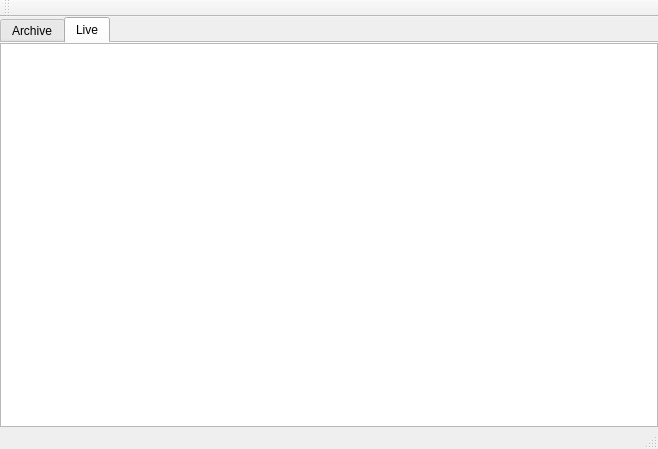
nicobucher/TMInspector, file mainwindow.ui: the form before one commit.
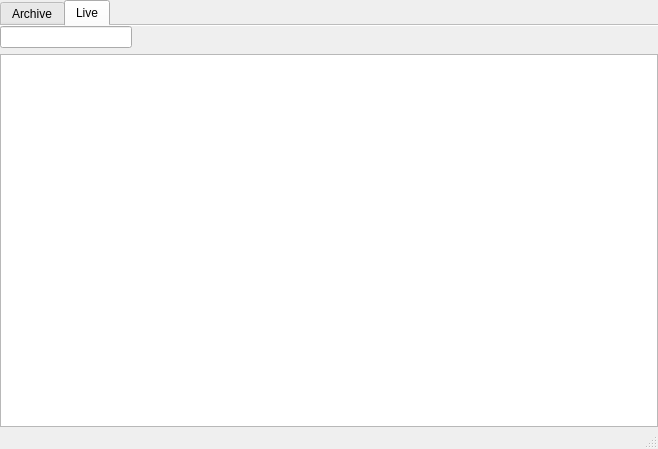
The form after the commit. The open tabs and pages were chosen to show the change.

Patch:
```diff
--- a/mainwindow.ui
+++ b/mainwindow.ui
@@ -11,7 +11,7 @@
    </rect>
   </property>
   <property name="windowTitle">
-   <string>MainWindow</string>
+   <string>TMInspector</string>
   </property>
   <widget class="QWidget" name="centralWidget">
    <layout class="QVBoxLayout" name="verticalLayout">
@@ -39,7 +39,7 @@
        <enum>QTabWidget::Rounded</enum>
       </property>
       <property name="currentIndex">
-       <number>0</number>
+       <number>1</number>
       </property>
       <property name="elideMode">
        <enum>Qt::ElideRight</enum>
@@ -78,6 +78,29 @@
         </property>
         <item>
          <layout class="QHBoxLayout" name="horizontalLayout">
+          <property name="sizeConstraint">
+           <enum>QLayout::SetMinimumSize</enum>
+          </property>
+          <item>
+           <widget class="QLineEdit" name="lineEdit_2">
+            <property name="toolTip">
+             <string>Filter (supports regular expressions)</string>
+            </property>
+           </widget>
+          </item>
+          <item>
+           <spacer name="horizontalSpacer_4">
+            <property name="orientation">
+             <enum>Qt::Horizontal</enum>
+            </property>
+            <property name="sizeHint" stdset="0">
+             <size>
+              <width>40</width>
+              <height>20</height>
+             </size>
+            </property>
+           </spacer>
+          </item>
           <item>
            <widget class="QLabel" name="label">
             <property name="text">
@@ -142,6 +165,72 @@
         <property name="bottomMargin">
          <number>0</number>
         </property>
+        <item>
+         <layout class="QHBoxLayout" name="horizontalLayout_2">
+          <property name="sizeConstraint">
+           <enum>QLayout::SetMinimumSize</enum>
+          </property>
+          <item>
+           <widget class="QLineEdit" name="lineEdit_3">
+            <property name="toolTip">
+             <string>Filter (supports regular expressions)</string>
+            </property>
+           </widget>
+          </item>
+          <item>
+           <spacer name="horizontalSpacer_5">
+            <property name="orientation">
+             <enum>Qt::Horizontal</enum>
+            </property>
+            <property name="sizeHint" stdset="0">
+             <size>
+              <width>40</width>
+              <height>20</height>
+             </size>
+            </property>
+           </spacer>
+          </item>
+          <item>
+           <spacer name="horizontalSpacer_3">
+            <property name="orientation">
+             <enum>Qt::Horizontal</enum>
+            </property>
+            <property name="sizeHint" stdset="0">
+             <size>
+              <width>40</width>
+              <height>20</height>
+             </size>
+            </property>
+           </spacer>
+          </item>
+          <item>
+           <spacer name="horizontalSpacer_2">
+            <property name="orientation">
+             <enum>Qt::Horizontal</enum>
+            </property>
+            <property name="sizeHint" stdset="0">
+             <size>
+              <width>40</width>
+              <height>20</height>
+             </size>
+            </property>
+           </spacer>
+          </item>
+          <item>
+           <spacer name="horizontalSpacer">
+            <property name="orientation">
+             <enum>Qt::Horizontal</enum>
+            </property>
+            <property name="sizeHint" stdset="0">
+             <size>
+              <width>40</width>
+              <height>20</height>
+             </size>
+            </property>
+           </spacer>
+          </item>
+         </layout>
+        </item>
         <item>
          <widget class="QTreeView" name="treeView">
           <property name="editTriggers">
@@ -167,6 +256,11 @@
     </item>
    </layout>
   </widget>
+  <widget class="QStatusBar" name="statusBar">
+   <property name="acceptDrops">
+    <bool>false</bool>
+   </property>
+  </widget>
   <widget class="QMenuBar" name="menuBar">
    <property name="geometry">
     <rect>
@@ -177,19 +271,6 @@
     </rect>
    </property>
   </widget>
-  <widget class="QToolBar" name="mainToolBar">
-   <attribute name="toolBarArea">
-    <enum>TopToolBarArea</enum>
-   </attribute>
-   <attribute name="toolBarBreak">
-    <bool>false</bool>
-   </attribute>
-  </widget>
-  <widget class="QStatusBar" name="statusBar">
-   <property name="acceptDrops">
-    <bool>false</bool>
-   </property>
-  </widget>
   <action name="actionTo_Server">
    <property name="text">
     <string>Live Source</string>
```
